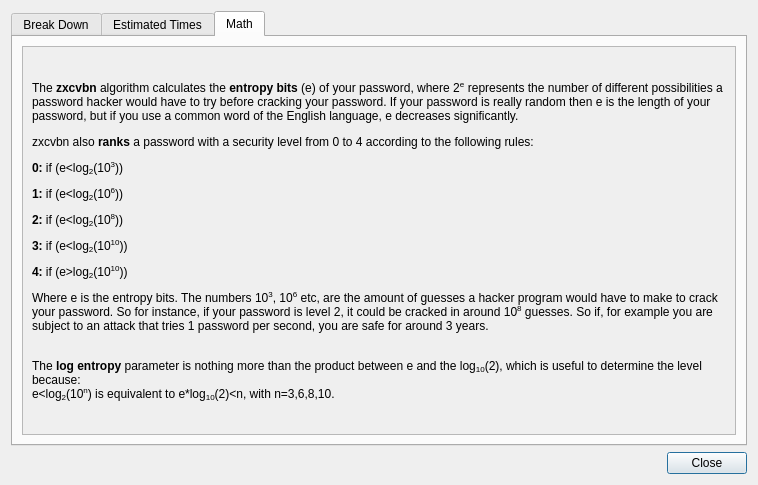
First picture: the form in scr/passwordInfo.ui, repository waltergallegog/SEcubeWallet, before the edit.
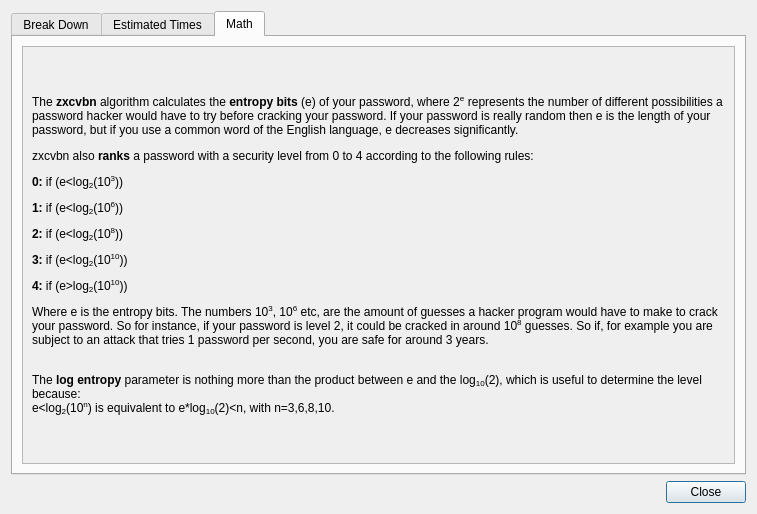
Second picture: the form after the edit. The open tabs and pages were chosen to show the change.

Commit message: l33t, few gui tweaks and comments

```diff
--- a/scr/passwordInfo.ui
+++ b/scr/passwordInfo.ui
@@ -6,8 +6,8 @@
    <rect>
     <x>0</x>
     <y>0</y>
-    <width>758</width>
-    <height>485</height>
+    <width>757</width>
+    <height>514</height>
    </rect>
   </property>
   <property name="sizePolicy">
@@ -181,8 +181,8 @@
            <rect>
             <x>0</x>
             <y>0</y>
-            <width>716</width>
-            <height>389</height>
+            <width>715</width>
+            <height>417</height>
            </rect>
           </property>
           <layout class="QVBoxLayout" name="verticalLayout_4">
```
Left out of the diff: 6 changed lines with no effect on the pictures. The commit also changes 6 other files.
